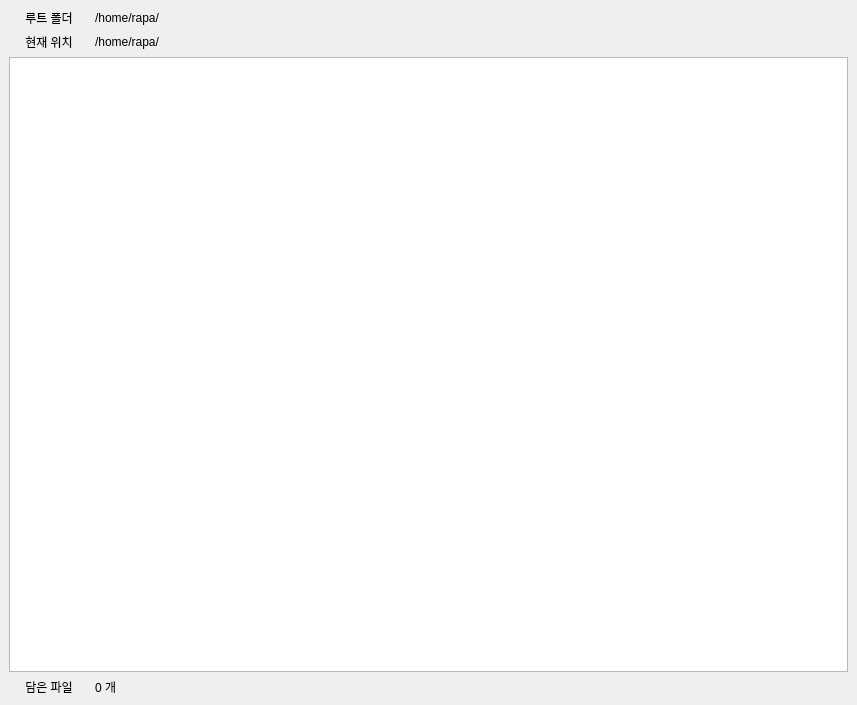
syee19/Netflix-Academy_python_practice, file python/dark_renamer/dark_renamer.ui: the form before one commit.
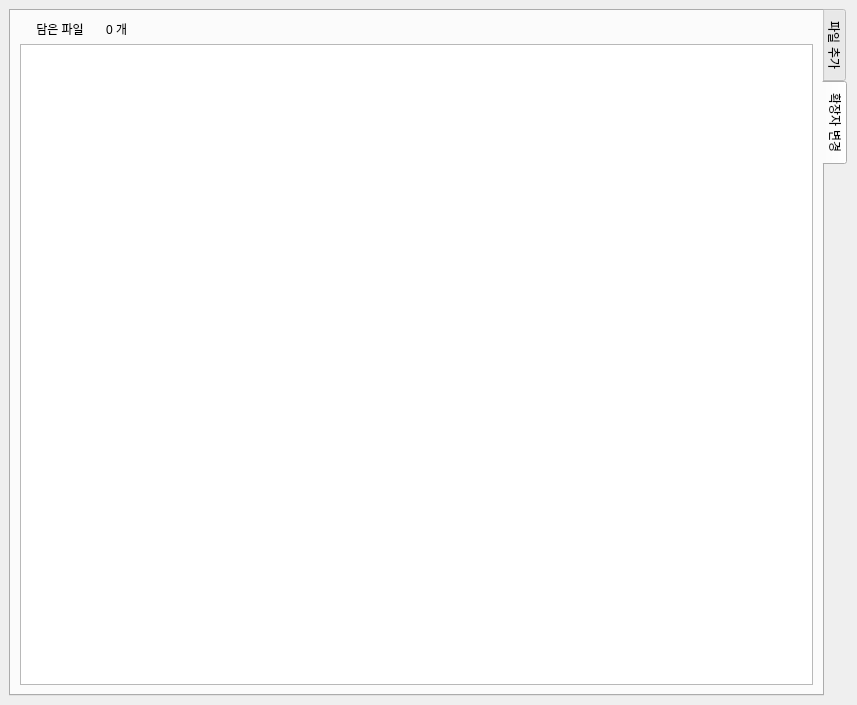
The form after the commit. The open tabs and pages were chosen to show the change.

```diff
--- a/python/dark_renamer/dark_renamer.ui
+++ b/python/dark_renamer/dark_renamer.ui
@@ -16,6 +16,40 @@
   <widget class="QWidget" name="centralwidget">
    <layout class="QVBoxLayout" name="verticalLayout_4">
     <item>
+     <widget class="QTabWidget" name="tabWidget">
+      <property name="tabPosition">
+       <enum>QTabWidget::East</enum>
+      </property>
+      <property name="tabShape">
+       <enum>QTabWidget::Rounded</enum>
+      </property>
+      <property name="currentIndex">
+       <number>0</number>
+      </property>
+      <property name="elideMode">
+       <enum>Qt::ElideNone</enum>
+      </property>
+      <property name="usesScrollButtons">
+       <bool>false</bool>
+      </property>
+      <property name="documentMode">
+       <bool>false</bool>
+      </property>
+      <property name="tabsClosable">
+       <bool>false</bool>
+      </property>
+      <property name="movable">
+       <bool>false</bool>
+      </property>
+      <property name="tabBarAutoHide">
+       <bool>false</bool>
+      </property>
+      <widget class="QWidget" name="explorer_tab">
+       <attribute name="title">
+        <string>파일 추가</string>
+       </attribute>
+       <layout class="QGridLayout" name="gridLayout">
+        <item row="0" column="0">
      <layout class="QVBoxLayout" name="explorer">
       <item>
        <layout class="QHBoxLayout" name="horizontalLayout_2">
@@ -98,7 +132,7 @@
       </item>
      </layout>
     </item>
-    <item>
+        <item row="1" column="0">
      <layout class="QVBoxLayout" name="basket">
       <item>
        <layout class="QHBoxLayout" name="horizontalLayout_7">
@@ -134,6 +168,57 @@
        </layout>
       </item>
      </layout>
+        </item>
+       </layout>
+      </widget>
+      <widget class="QWidget" name="renamer_tap">
+       <attribute name="title">
+        <string>확장자 변경</string>
+       </attribute>
+       <layout class="QGridLayout" name="gridLayout_2">
+        <item row="0" column="0">
+         <layout class="QVBoxLayout" name="basket_2">
+          <item>
+           <layout class="QHBoxLayout" name="horizontalLayout_8">
+            <item>
+             <widget class="QLabel" name="basket_name_2">
+              <property name="minimumSize">
+               <size>
+                <width>80</width>
+                <height>0</height>
+               </size>
+              </property>
+              <property name="maximumSize">
+               <size>
+                <width>80</width>
+                <height>16777215</height>
+               </size>
+              </property>
+              <property name="text">
+               <string>담은 파일</string>
+              </property>
+              <property name="alignment">
+               <set>Qt::AlignCenter</set>
+              </property>
+             </widget>
+            </item>
+            <item>
+             <widget class="QLabel" name="basket_count_2">
+              <property name="text">
+               <string>0 개</string>
+              </property>
+             </widget>
+            </item>
+           </layout>
+          </item>
+         </layout>
+        </item>
+        <item row="1" column="0">
+         <widget class="QTableWidget" name="rename_basket"/>
+        </item>
+       </layout>
+      </widget>
+     </widget>
     </item>
    </layout>
   </widget>
```
Left out of the diff: 26 changed lines with no effect on the pictures. Lines whose indentation alone changed are shown as unchanged.
